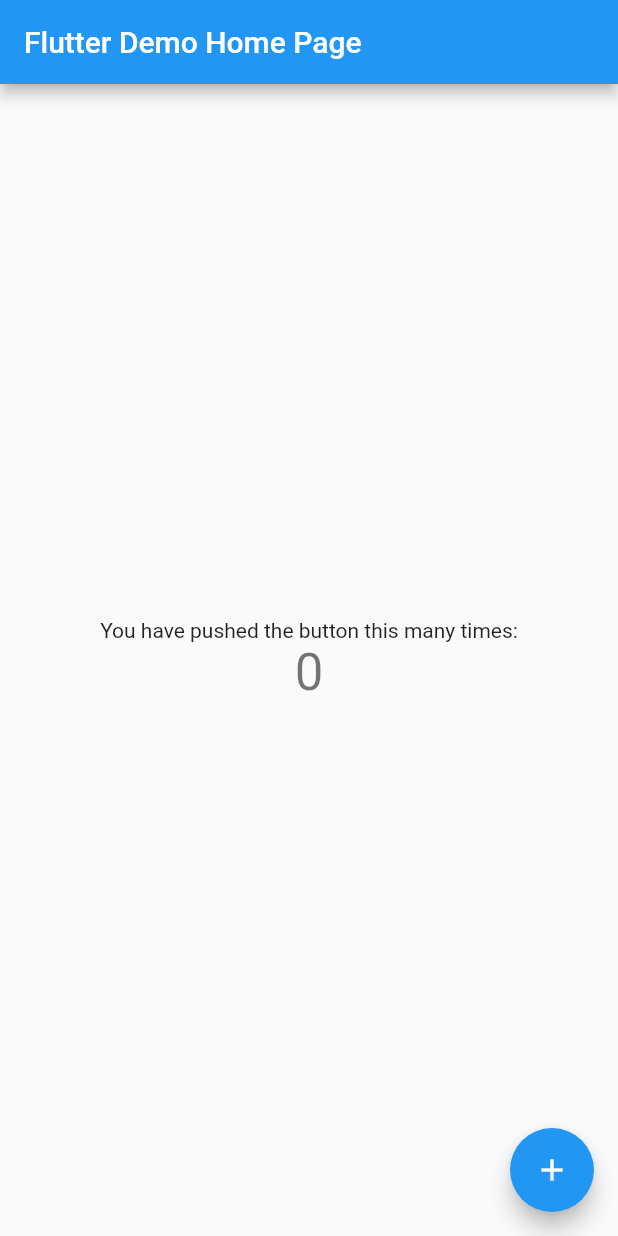
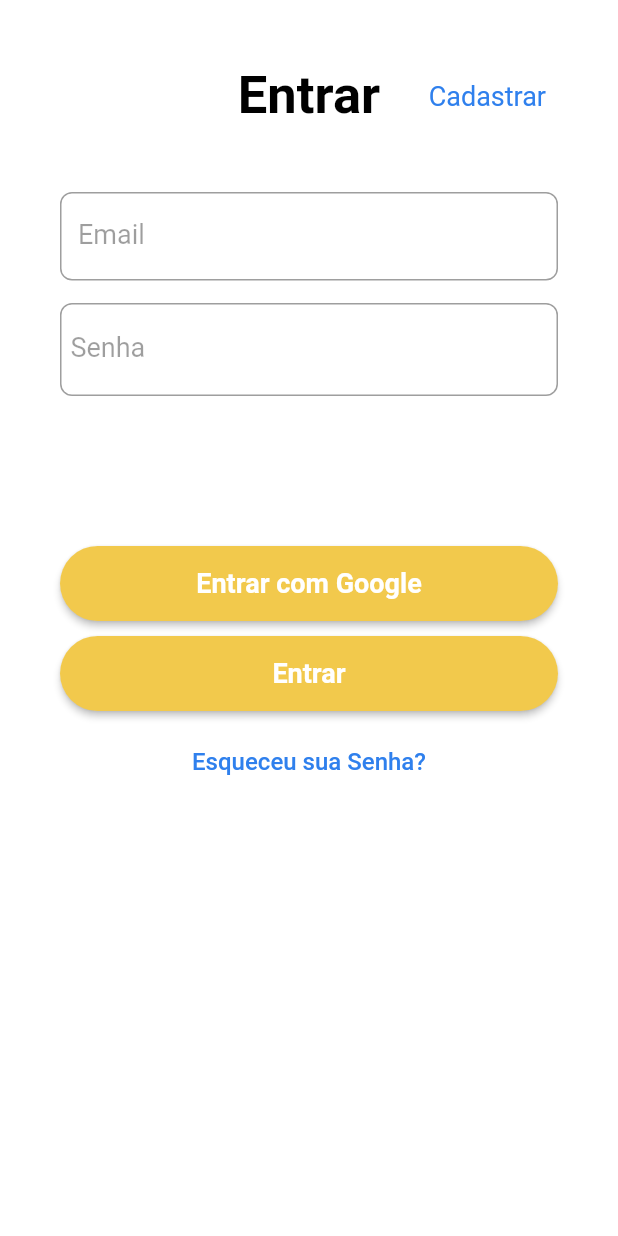
Before and after one commit to VictorANunes/Dook, a Flutter app: the screen it shows after launch, on a phone screen of 412 x 824 dp. Run offline on Flutter 3.47's test engine with Material 2 defaults, Android fonts, the phone set to English and light mode, and no system bars; our stand-ins replace cloud_firestore, firebase_auth, firebase_core, google_sign_in; accounts and stored records are empty.

Commit message:
primeiro commit

```diff
--- a/lib/main.dart
+++ b/lib/main.dart
@@ -1,136 +1,68 @@
-import 'dart:math';
-import 'package:firebase_database/firebase_database.dart';
+import 'package:dook/provider/user_provider.dart';
 import 'package:flutter/material.dart';
+import 'package:dook/services/firestore_service.dart';
+import 'package:dook/screens/login.dart';
+import 'package:dook/screens/home.dart';
+import 'package:provider/provider.dart';
 import 'package:firebase_core/firebase_core.dart';
+import 'package:firebase_auth/firebase_auth.dart';
 
-Future<void> main() async {
+void main() async {
   WidgetsFlutterBinding.ensureInitialized();
   await Firebase.initializeApp();
-  runApp(MyApp());
+
+  //mostra se usuario ta logado
+  FirebaseAuth.instance.authStateChanges().listen((User user) {
+    if (user == null) {
+      //deslogado
+      runApp(LoginApp());
+    } else {
+      //logado
+      runApp(MenuApp());
+    }
+  });
 }
 
-class MyApp extends StatelessWidget {
-  final Future<FirebaseApp> _fbApp = Firebase.initializeApp();
-  // This widget is the root of your application.
+class LoginApp extends StatelessWidget {
   @override
   Widget build(BuildContext context) {
-    return MaterialApp(
-      title: 'Flutter Demo',
-      theme: ThemeData(
-        // This is the theme of your application.
-        //
-        // Try running your application with "flutter run". You'll see the
-        // application has a blue toolbar. Then, without quitting the app, try
-        // changing the primarySwatch below to Colors.green and then invoke
-        // "hot reload" (press "r" in the console where you ran "flutter run",
-        // or simply save your changes to "hot reload" in a Flutter IDE).
-        // Notice that the counter didn't reset back to zero; the application
-        // is not restarted.
-        primarySwatch: Colors.blue,
-      ),
-      home: FutureBuilder(
-          future: _fbApp,
-          builder: (context, snapshot) {
-            if (snapshot.hasError) {
-              print('You have an error! ${snapshot.error.toString()}');
-              return Text('Something went wrong');
-            } else if (snapshot.hasData) {
-              return MyHomePage(title: 'Flutter Demo Home Page');
-            } else {
-              return Center(
-                child: CircularProgressIndicator(),
-              );
-            }
-          }),
-    );
+    final firestoreService = FirestoreService();
+
+    return MultiProvider(
+        providers: [
+          ChangeNotifierProvider(create: (context) => UserProvider()),
+          StreamProvider(
+            create: (context) => firestoreService.getUsers('userteste'),
+          ),
+        ],
+        child: MaterialApp(
+          title: 'Flutter Demo',
+          debugShowCheckedModeBanner: false,
+          theme: ThemeData(
+            primarySwatch: Colors.blue,
+          ),
+          home: LoginScreen(),
+        ));
   }
 }
 
-class MyHomePage extends StatefulWidget {
-  MyHomePage({Key key, this.title}) : super(key: key);
-
-  // This widget is the home page of your application. It is stateful, meaning
-  // that it has a State object (defined below) that contains fields that affect
-  // how it looks.
-
-  // This class is the configuration for the state. It holds the values (in this
-  // case the title) provided by the parent (in this case the App widget) and
-  // used by the build method of the State. Fields in a Widget subclass are
-  // always marked "final".
-
-  final String title;
-
-  @override
-  _MyHomePageState createState() => _MyHomePageState();
-}
-
-class _MyHomePageState extends State<MyHomePage> {
-  int _counter = 0;
-
-  void _incrementCounter() {
-    DatabaseReference _testRef =
-        FirebaseDatabase.instance.reference().child("teste");
-    _testRef.set("Hello world ${Random().nextInt(100)}");
-
-    setState(() {
-      // This call to setState tells the Flutter framework that something has
-      // changed in this State, which causes it to rerun the build method below
-      // so that the display can reflect the updated values. If we changed
-      // _counter without calling setState(), then the build method would not be
-      // called again, and so nothing would appear to happen.
-      _counter++;
-    });
-  }
-
+class MenuApp extends StatelessWidget {
   @override
   Widget build(BuildContext context) {
-    // This method is rerun every time setState is called, for instance as done
-    // by the _incrementCounter method above.
-    //
-    // The Flutter framework has been optimized to make rerunning build methods
-    // fast, so that you can just rebuild anything that needs updating rather
-    // than having to individually change instances of widgets.
-    return Scaffold(
-      appBar: AppBar(
-        // Here we take the value from the MyHomePage object that was created by
-        // the App.build method, and use it to set our appbar title.
-        title: Text(widget.title),
-      ),
-      body: Center(
-        // Center is a layout widget. It takes a single child and positions it
-        // in the middle of the parent.
-        child: Column(
-          // Column is also a layout widget. It takes a list of children and
-          // arranges them vertically. By default, it sizes itself to fit its
-          // children horizontally, and tries to be as tall as its parent.
-          //
-          // Invoke "debug painting" (press "p" in the console, choose the
-          // "Toggle Debug Paint" action from the Flutter Inspector in Android
-          // Studio, or the "Toggle Debug Paint" command in Visual Studio Code)
-          // to see the wireframe for each widget.
-          //
-          // Column has various properties to control how it sizes itself and
-          // how it positions its children. Here we use mainAxisAlignment to
-          // center the children vertically; the main axis here is the vertical
-          // axis because Columns are vertical (the cross axis would be
-          // horizontal).
-          mainAxisAlignment: MainAxisAlignment.center,
-          children: <Widget>[
-            Text(
-              'You have pushed the button this many times:',
-            ),
-            Text(
-              '$_counter',
-              style: Theme.of(context).textTheme.headline4,
-            ),
-          ],
-        ),
-      ),
-      floatingActionButton: FloatingActionButton(
-        onPressed: _incrementCounter,
-        tooltip: 'Increment',
-        child: Icon(Icons.add),
-      ), // This trailing comma makes auto-formatting nicer for build methods.
-    );
+    final firestoreService = FirestoreService();
+    return MultiProvider(
+        providers: [
+          ChangeNotifierProvider(create: (context) => UserProvider()),
+          StreamProvider(
+              create: (context) => firestoreService.getUsers('userteste')),
+        ],
+        child: MaterialApp(
+          title: 'Flutter Demo',
+          debugShowCheckedModeBanner: false,
+          theme: ThemeData(
+            primarySwatch: Colors.blue,
+          ),
+          home: HomeScreen(),
+        ));
   }
 }
--- /dev/null
+++ b/lib/models/user_models.dart
@@ -0,0 +1,14 @@
+class Users {
+  final String nome;
+  final int idade;
+
+  Users({this.nome, this.idade});
+
+  Map<String, dynamic> toMap() {
+    return {'nome': nome, 'idade': idade};
+  }
+
+  Users.fromFirestore(Map<String, dynamic> firestore)
+      : nome = firestore['nome'],
+        idade = firestore['idade'];
+}
--- /dev/null
+++ b/lib/provider/user_provider.dart
@@ -0,0 +1,32 @@
+import 'package:dook/models/user_models.dart';
+import 'package:dook/services/firestore_service.dart';
+import 'package:flutter/material.dart';
+
+class UserProvider with ChangeNotifier {
+  final firestoreService = FirestoreService();
+  String _nome;
+  int _idade;
+
+  //Get
+  String get nome => _nome;
+  int get idade => _idade;
+
+  //Set
+  changeNome(String value) {
+    _nome = value;
+    notifyListeners();
+  }
+
+  changeIdade(String value) {
+    _idade = int.parse(value);
+    notifyListeners();
+  }
+
+  saveUser() {
+    var newUser = Users(nome: nome, idade: idade);
+    print("$nome, $idade");
+    firestoreService.saveUser(newUser);
+  }
+
+  removeUser(String id) {}
+}
```
Also changed, not shown: lib/screens/cadastro.dart (added, +64 -0 lines), lib/screens/home.dart (added, +78 -0 lines), lib/screens/login.dart (added, +225 -0 lines), lib/services/firestore_service.dart (added, +71 -0 lines), pubspec.yaml (+6 -4 lines), pubspec.lock, 3 other files.
